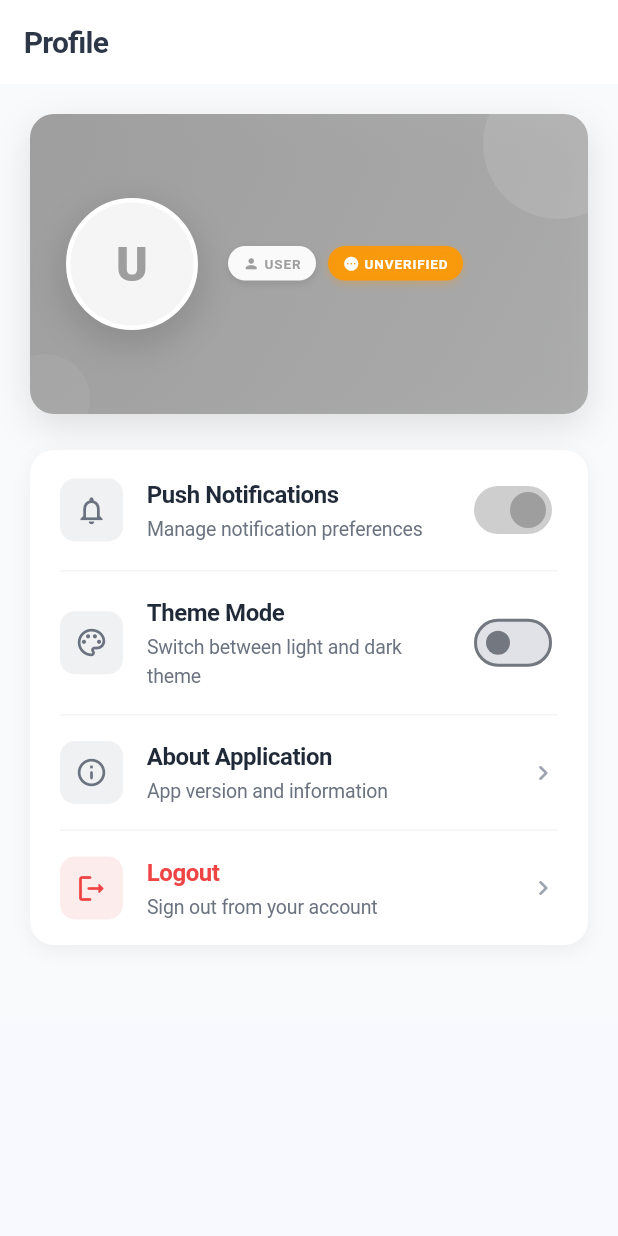
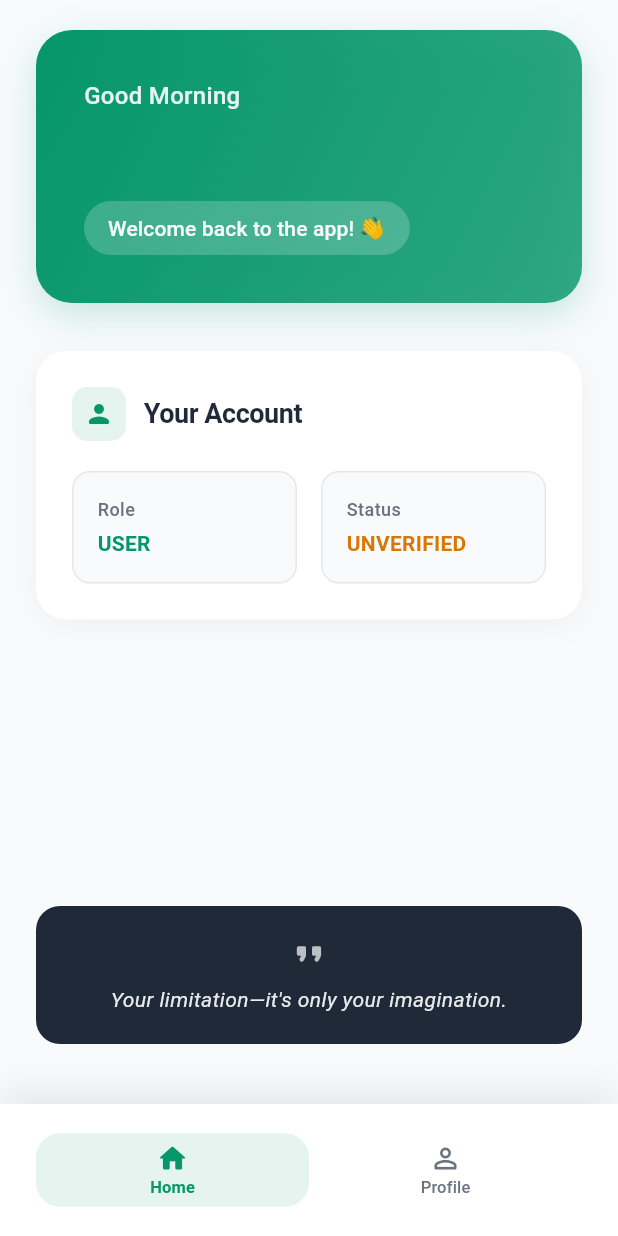
Before and after one commit to salkot25/my-app-project, a Flutter app: the screen it shows once a user with an empty profile is signed in, on a phone screen of 412 x 824 dp. Run offline on Flutter 3.47's test engine with Material 3 defaults, Android fonts, the phone set to English and light mode, and no system bars; our stand-ins replace cloud_firestore, either_dart, equatable, firebase_auth, firebase_core, flutter_riverpod and 1 more; accounts and stored records are empty.

Commit message:
home dan bottom nav bar

```diff
--- a/lib/app.dart
+++ b/lib/app.dart
@@ -4,9 +4,7 @@ import 'package:go_router/go_router.dart';
 import 'presentation/providers/auth_provider.dart';
 import 'presentation/screens/login_screen.dart';
 import 'presentation/screens/register_screen.dart';
-import 'presentation/screens/profile_screen.dart';
-import 'presentation/screens/user_list_screen.dart';
-import 'presentation/widgets/role_gate.dart';
+import 'presentation/screens/main_screen.dart';
 import 'presentation/widgets/status_gate.dart';
 
 /// Root app widget
@@ -78,17 +76,17 @@ class MyApp extends ConsumerWidget {
           !isLoading &&
           isPublicRoute &&
           state.fullPath != '/loading') {
-        print('Authenticated, redirecting from public route to profile');
-        return '/profile';
+        print('Authenticated, redirecting from public route to main');
+        return '/main';
       }
 
-      // If authenticated but not verified, only allow access to profile
+      // If authenticated but not verified, only allow access to main screen
       if (isAuthenticated &&
           !isLoading &&
           !isVerified &&
-          state.fullPath != '/profile') {
-        print('Not verified, redirecting to profile');
-        return '/profile';
+          state.fullPath != '/main') {
+        print('Not verified, redirecting to main');
+        return '/main';
       }
 
       print('No redirect needed');
@@ -109,16 +107,11 @@ class MyApp extends ConsumerWidget {
       ),
 
       // Protected routes
-      GoRoute(path: '/', redirect: (context, state) => '/profile'),
+      GoRoute(path: '/', redirect: (context, state) => '/main'),
       GoRoute(
-        path: '/profile',
+        path: '/main',
         builder: (context, state) =>
-            const NotSuspendedGate(child: ProfileScreen()),
-      ),
-      GoRoute(
-        path: '/users',
-        builder: (context, state) =>
-            const VerifiedGate(child: ModeratorGate(child: UserListScreen())),
+            const NotSuspendedGate(child: MainScreen()),
       ),
     ],
   );
--- /dev/null
+++ b/lib/presentation/screens/home_screen.dart
@@ -0,0 +1,312 @@
+import 'package:flutter/material.dart';
+import 'package:flutter/services.dart';
+import 'package:flutter_riverpod/flutter_riverpod.dart';
+import '../../core/errors/failures.dart';
+import '../providers/auth_provider.dart';
+
+class HomeScreen extends ConsumerWidget {
+  const HomeScreen({super.key});
+
+  @override
+  Widget build(BuildContext context, WidgetRef ref) {
+    final currentUser = ref.watch(currentUserProvider);
+
+    if (currentUser == null) {
+      return const Scaffold(body: Center(child: Text('Not authenticated')));
+    }
+
+    return Scaffold(
+      backgroundColor: const Color(0xFFF8FAFC),
+      body: SafeArea(
+        child: Padding(
+          padding: const EdgeInsets.symmetric(horizontal: 24, vertical: 20),
+          child: Column(
+            crossAxisAlignment: CrossAxisAlignment.start,
+            children: [
+              // Main Greeting Card
+              Container(
+                width: double.infinity,
+                padding: const EdgeInsets.all(32),
+                decoration: BoxDecoration(
+                  gradient: LinearGradient(
+                    colors: [
+                      _getRoleColor(currentUser.role),
+                      _getRoleColor(currentUser.role).withValues(alpha: 0.8),
+                    ],
+                    begin: Alignment.topLeft,
+                    end: Alignment.bottomRight,
+                  ),
+                  borderRadius: BorderRadius.circular(24),
+                  boxShadow: [
+                    BoxShadow(
+                      color: _getRoleColor(
+                        currentUser.role,
+                      ).withValues(alpha: 0.2),
+                      blurRadius: 20,
+                      offset: const Offset(0, 8),
+                    ),
+                  ],
+                ),
+                child: Column(
+                  crossAxisAlignment: CrossAxisAlignment.start,
+                  children: [
+                    // Greeting Text
+                    Text(
+                      _getGreeting(),
+                      style: TextStyle(
+                        color: Colors.white.withValues(alpha: 0.9),
+                        fontSize: 16,
+                        fontWeight: FontWeight.w500,
+                        letterSpacing: 0.2,
+                      ),
+                    ),
+
+                    const SizedBox(height: 8),
+
+                    // User Name
+                    Text(
+                      currentUser.name,
+                      style: const TextStyle(
+                        color: Colors.white,
+                        fontSize: 32,
+                        fontWeight: FontWeight.w700,
+                        letterSpacing: -1,
+                        height: 1.1,
+                      ),
+                    ),
+
+                    const SizedBox(height: 16),
+
+                    // Welcome Message
+                    Container(
+                      padding: const EdgeInsets.symmetric(
+                        horizontal: 16,
+                        vertical: 8,
+                      ),
+                      decoration: BoxDecoration(
+                        color: Colors.white.withValues(alpha: 0.2),
+                        borderRadius: BorderRadius.circular(20),
+                      ),
+                      child: Text(
+                        'Welcome back to the app! 👋',
+                        style: TextStyle(
+                          color: Colors.white.withValues(alpha: 0.95),
+                          fontSize: 14,
+                          fontWeight: FontWeight.w500,
+                          letterSpacing: 0.1,
+                        ),
+                      ),
+                    ),
+                  ],
+                ),
+              ),
+
+              const SizedBox(height: 32),
+
+              // Quick Stats Card
+              Container(
+                width: double.infinity,
+                padding: const EdgeInsets.all(24),
+                decoration: BoxDecoration(
+                  color: Colors.white,
+                  borderRadius: BorderRadius.circular(20),
+                  boxShadow: [
+                    BoxShadow(
+                      color: Colors.black.withValues(alpha: 0.04),
+                      blurRadius: 16,
+                      offset: const Offset(0, 4),
+                    ),
+                  ],
+                ),
+                child: Column(
+                  crossAxisAlignment: CrossAxisAlignment.start,
+                  children: [
+                    // Card Title
+                    Row(
+                      children: [
+                        Container(
+                          padding: const EdgeInsets.all(8),
+                          decoration: BoxDecoration(
+                            color: _getRoleColor(
+                              currentUser.role,
+                            ).withValues(alpha: 0.1),
+                            borderRadius: BorderRadius.circular(10),
+                          ),
+                          child: Icon(
+                            _getRoleIcon(currentUser.role),
+                            color: _getRoleColor(currentUser.role),
+                            size: 20,
+                          ),
+                        ),
+                        const SizedBox(width: 12),
+                        const Text(
+                          'Your Account',
+                          style: TextStyle(
+                            color: Color(0xFF1F2937),
+                            fontSize: 18,
+                            fontWeight: FontWeight.w600,
+                            letterSpacing: -0.3,
+                          ),
+                        ),
+                      ],
+                    ),
+
+                    const SizedBox(height: 20),
+
+                    // Account Details
+                    Row(
+                      children: [
+                        Expanded(
+                          child: _buildStatItem(
+                            'Role',
+                            currentUser.role.value.toUpperCase(),
+                            _getRoleColor(currentUser.role),
+                          ),
+                        ),
+                        const SizedBox(width: 16),
+                        Expanded(
+                          child: _buildStatItem(
+                            'Status',
+                            currentUser.status.value.toUpperCase(),
+                            _getStatusColor(currentUser.status),
+                          ),
+                        ),
+                      ],
+                    ),
+                  ],
+                ),
+              ),
+
+              const Spacer(),
+
+              // Bottom Quote Card
+              Container(
+                width: double.infinity,
+                padding: const EdgeInsets.all(20),
+                decoration: BoxDecoration(
+                  color: const Color(0xFF1F2937),
+                  borderRadius: BorderRadius.circular(16),
+                ),
+                child: Column(
+                  children: [
+                    Icon(
+                      Icons.format_quote_rounded,
+                      color: Colors.white.withValues(alpha: 0.7),
+                      size: 24,
+                    ),
+                    const SizedBox(height: 8),
+                    Text(
+                      _getInspirationalQuote(),
+                      textAlign: TextAlign.center,
+                      style: TextStyle(
+                        color: Colors.white.withValues(alpha: 0.9),
+                        fontSize: 14,
+                        fontWeight: FontWeight.w400,
+                        height: 1.4,
+                        fontStyle: FontStyle.italic,
+                      ),
+                    ),
+                  ],
+                ),
+              ),
+
+              const SizedBox(height: 20),
+            ],
+          ),
+        ),
+      ),
+    );
+  }
+
+  Widget _buildStatItem(String label, String value, Color color) {
+    return Container(
+      padding: const EdgeInsets.all(16),
+      decoration: BoxDecoration(
+        color: const Color(0xFFF8FAFC),
+        borderRadius: BorderRadius.circular(12),
+        border: Border.all(color: const Color(0xFFE5E7EB), width: 1),
+      ),
+      child: Column(
+        crossAxisAlignment: CrossAxisAlignment.start,
+        children: [
+          Text(
+            label,
+            style: const TextStyle(
+              color: Color(0xFF6B7280),
+              fontSize: 12,
+              fontWeight: FontWeight.w500,
+              letterSpacing: 0.3,
+            ),
+          ),
+          const SizedBox(height: 4),
+          Text(
+            value,
+            style: TextStyle(
+              color: color,
+              fontSize: 14,
+              fontWeight: FontWeight.w700,
+              letterSpacing: 0.2,
+            ),
+          ),
+        ],
+      ),
+    );
+  }
+
+  String _getGreeting() {
+    final hour = DateTime.now().hour;
+    if (hour < 12) {
+      return 'Good Morning';
+    } else if (hour < 17) {
+      return 'Good Afternoon';
+    } else {
+      return 'Good Evening';
+    }
+  }
+
+  String _getInspirationalQuote() {
+    final quotes = [
+      'Success is not final, failure is not fatal: it is the courage to continue that counts.',
+      'The only way to do great work is to love what you do.',
+      'Innovation distinguishes between a leader and a follower.',
+      'Your limitation—it\'s only your imagination.',
+      'Dream it. Wish it. Do it.',
+    ];
+
+    final index = DateTime.now().day % quotes.length;
+    return quotes[index];
+  }
+
+  Color _getRoleColor(UserRole role) {
+    switch (role) {
+      case UserRole.admin:
+        return const Color(0xFFDC2626); // Red
+      case UserRole.moderator:
+        return const Color(0xFF7C3AED); // Purple
+      case UserRole.user:
+        return const Color(0xFF059669); // Green
+    }
+  }
+
+  IconData _getRoleIcon(UserRole role) {
+    switch (role) {
+      case UserRole.admin:
+        return Icons.admin_panel_settings_rounded;
+      case UserRole.moderator:
+        return Icons.verified_user_rounded;
+      case UserRole.user:
+        return Icons.person_rounded;
+    }
+  }
+
+  Color _getStatusColor(UserStatus status) {
+    switch (status) {
+      case UserStatus.verified:
+        return const Color(0xFF059669); // Green
+      case UserStatus.unverified:
+        return const Color(0xFFD97706); // Orange
+      case UserStatus.suspended:
+        return const Color(0xFFDC2626); // Red
+    }
+  }
+}
--- /dev/null
+++ b/lib/presentation/screens/main_screen.dart
@@ -0,0 +1,163 @@
+import 'package:flutter/material.dart';
+import 'package:flutter_riverpod/flutter_riverpod.dart';
+import '../../core/errors/failures.dart';
+import '../providers/auth_provider.dart';
+import '../widgets/role_gate.dart';
+import '../widgets/status_gate.dart';
+import 'home_screen.dart';
+import 'profile_screen.dart';
+import 'user_list_screen.dart';
+
+class MainScreen extends ConsumerStatefulWidget {
+  const MainScreen({super.key});
+
+  @override
+  ConsumerState<MainScreen> createState() => _MainScreenState();
+}
+
+class _MainScreenState extends ConsumerState<MainScreen> {
+  int _selectedIndex = 0;
+
+  @override
+  Widget build(BuildContext context) {
+    final currentUser = ref.watch(currentUserProvider);
+
+    if (currentUser == null) {
+      return const Scaffold(body: Center(child: Text('Not authenticated')));
+    }
+
+    // Build screens list based on user permissions
+    List<Widget> screens = [
+      const HomeScreen(),
+      if (currentUser.canViewAllUsers)
+        const VerifiedGate(child: ModeratorGate(child: UserListScreen())),
+      const ProfileScreen(),
+    ];
+
+    // Build navigation items based on user permissions
+    List<Widget> navItems = [
+      _buildNavItem(
+        context: context,
+        index: 0,
+        icon: Icons.home_rounded,
+        activeIcon: Icons.home_rounded,
+        label: 'Home',
+        isSelected: _selectedIndex == 0,
+        roleColor: _getRoleColor(currentUser.role),
+      ),
+      if (currentUser.canViewAllUsers)
+        _buildNavItem(
+          context: context,
+          index: 1,
+          icon: Icons.people_outline_rounded,
+          activeIcon: Icons.people_rounded,
+          label: 'Users',
+          isSelected: _selectedIndex == 1,
+          roleColor: _getRoleColor(currentUser.role),
+        ),
+      _buildNavItem(
+        context: context,
+        index: currentUser.canViewAllUsers ? 2 : 1,
+        icon: Icons.person_outline_rounded,
+        activeIcon: Icons.person_rounded,
+        label: 'Profile',
+        isSelected: _selectedIndex == (currentUser.canViewAllUsers ? 2 : 1),
+        roleColor: _getRoleColor(currentUser.role),
+      ),
+    ];
+
+    return Scaffold(
+      body: IndexedStack(index: _selectedIndex, children: screens),
+      bottomNavigationBar: Container(
+        decoration: BoxDecoration(
+          color: Colors.white,
+          boxShadow: [
+            BoxShadow(
+              color: Colors.black.withValues(alpha: 0.08),
+              blurRadius: 20,
+              offset: const Offset(0, -8),
+            ),
+          ],
+        ),
+        child: SafeArea(
+          child: Container(
+            height: 88,
+            padding: const EdgeInsets.symmetric(horizontal: 24, vertical: 16),
+            child: Row(
+              mainAxisAlignment: MainAxisAlignment.spaceAround,
+              children: navItems,
+            ),
+          ),
+        ),
+      ),
+    );
+  }
+
+  Widget _buildNavItem({
+    required BuildContext context,
+    required int index,
+    required IconData icon,
+    required IconData activeIcon,
+    required String label,
+    required bool isSelected,
+    required Color roleColor,
+  }) {
+    return Expanded(
+      child: GestureDetector(
+        onTap: () => setState(() => _selectedIndex = index),
+        behavior: HitTestBehavior.opaque,
+        child: AnimatedContainer(
+          duration: const Duration(milliseconds: 200),
+          curve: Curves.easeInOut,
+          padding: const EdgeInsets.symmetric(vertical: 6, horizontal: 16),
+          decoration: BoxDecoration(
+            color: isSelected
+                ? roleColor.withValues(alpha: 0.1)
+                : Colors.transparent,
+            borderRadius: BorderRadius.circular(16),
+          ),
+          child: Column(
+            mainAxisSize: MainAxisSize.min,
+            children: [
+              // Icon with smooth transition
+              AnimatedSwitcher(
+                duration: const Duration(milliseconds: 200),
+                child: Icon(
+                  isSelected ? activeIcon : icon,
+                  key: ValueKey(isSelected),
+                  color: isSelected ? roleColor : const Color(0xFF6B7280),
+                  size: 22,
+                ),
+              ),
+
+              const SizedBox(height: 2),
+
+              // Label with color animation
+              AnimatedDefaultTextStyle(
+                duration: const Duration(milliseconds: 200),
+                style: TextStyle(
+                  fontSize: 11,
+                  fontWeight: isSelected ? FontWeight.w600 : FontWeight.w500,
+                  color: isSelected ? roleColor : const Color(0xFF6B7280),
+                  letterSpacing: 0.1,
+                ),
+                child: Text(label),
+              ),
+            ],
+          ),
+        ),
+      ),
+    );
+  }
+
+  Color _getRoleColor(UserRole role) {
+    switch (role) {
+      case UserRole.admin:
+        return const Color(0xFFDC2626); // Red
+      case UserRole.moderator:
+        return const Color(0xFF7C3AED); // Purple
+      case UserRole.user:
+        return const Color(0xFF059669); // Green
+    }
+  }
+}
--- a/lib/presentation/screens/profile_screen.dart
+++ b/lib/presentation/screens/profile_screen.dart
@@ -1,7 +1,6 @@
 import 'package:flutter/material.dart';
 import 'package:flutter/services.dart';
 import 'package:flutter_riverpod/flutter_riverpod.dart';
-import 'package:go_router/go_router.dart';
 import '../../core/errors/failures.dart';
 import '../../domain/entities/user.dart';
 import '../providers/auth_provider.dart';
@@ -1839,26 +1838,9 @@ class _ProfileScreenState extends ConsumerState<ProfileScreen> {
     }
 
     return Scaffold(
-      appBar: AppBar(
-        title: const Text(
-          'Profile',
-          style: TextStyle(
-            fontWeight: FontWeight.w600,
-            fontSize: 20,
-            letterSpacing: -0.5,
-          ),
-        ),
-        backgroundColor: Colors.white,
-        foregroundColor: const Color(0xFF2D3748),
-        elevation: 0,
-        systemOverlayStyle: const SystemUiOverlayStyle(
-          statusBarColor: Colors.transparent,
-          statusBarIconBrightness: Brightness.dark,
-          statusBarBrightness: Brightness.light,
-        ),
-      ),
       body: Container(
         color: const Color(0xFFF8FAFC),
+        child: SafeArea(
           child: SingleChildScrollView(
             padding: const EdgeInsets.all(20),
             child: Column(
@@ -1874,7 +1856,9 @@ class _ProfileScreenState extends ConsumerState<ProfileScreen> {
                       gradient: LinearGradient(
                         colors: [
                           _getRoleColor(currentUser.role),
-                        _getRoleColor(currentUser.role).withValues(alpha: 0.8),
+                          _getRoleColor(
+                            currentUser.role,
+                          ).withValues(alpha: 0.8),
                         ],
                         begin: Alignment.topLeft,
                         end: Alignment.bottomRight,
@@ -1942,7 +1926,9 @@ class _ProfileScreenState extends ConsumerState<ProfileScreen> {
                                   ),
                                   boxShadow: [
                                     BoxShadow(
-                                    color: Colors.black.withValues(alpha: 0.15),
+                                      color: Colors.black.withValues(
+                                        alpha: 0.15,
+                                      ),
                                       blurRadius: 20,
                                       offset: const Offset(0, 8),
                                       spreadRadius: 2,
@@ -2173,17 +2159,27 @@ class _ProfileScreenState extends ConsumerState<ProfileScreen> {
                     children: [
                       // Show Manage Users only for users who can view all users
                       if (currentUser.canViewAllUsers) ...[
-                      // Manage Users
+                        // Manage Users - Note: Now accessible via Users tab in bottom navigation
                         _buildMenuTile(
                           icon: Icons.people_outline_rounded,
                           title: 'Manage Users',
-                        subtitle: 'View and manage user accounts',
+                          subtitle: 'Available in Users tab below',
                           trailing: Icon(
-                          Icons.chevron_right_rounded,
+                            Icons.info_outline_rounded,
                             color: const Color(0xFF9CA3AF),
                             size: 20,
                           ),
-                        onTap: () => context.go('/users'),
+                          onTap: () {
+                            // Show info snackbar
+                            ScaffoldMessenger.of(context).showSnackBar(
+                              const SnackBar(
+                                content: Text(
+                                  'Users management is available in the Users tab at the bottom',
+                                ),
+                                behavior: SnackBarBehavior.floating,
+                              ),
+                            );
+                          },
                         ),
 
                         _buildDivider(),
@@ -2257,6 +2253,7 @@ class _ProfileScreenState extends ConsumerState<ProfileScreen> {
             ),
           ),
         ),
-    );
-  }
-}
+      ),
+    );
+  }
+}
```
Lines whose indentation alone changed are shown as unchanged.
